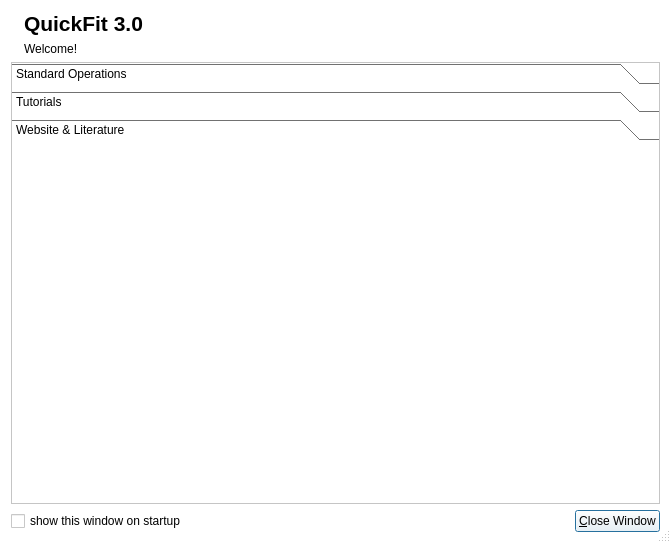
This is application/dlgwelcomescreen.ui in jkriege2/QuickFit3 as Qt 5 draws it before an edit. The edited form follows.
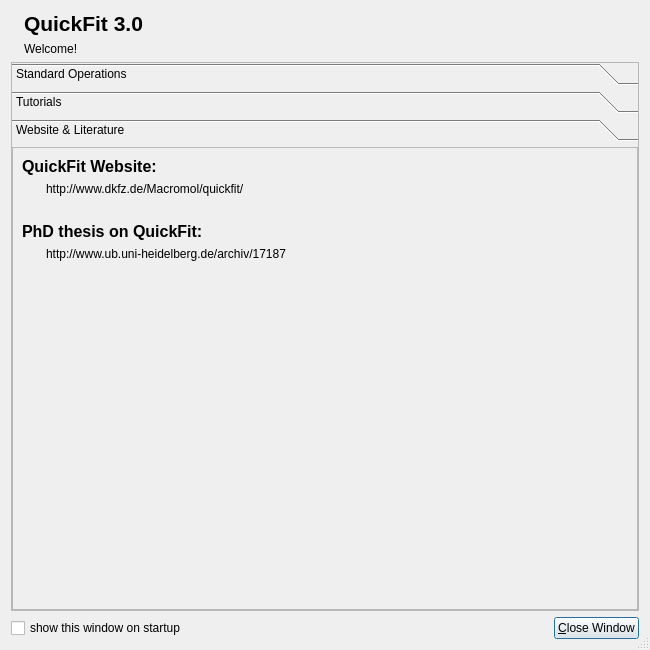
This is the edited form. The open tabs and pages were chosen to show the change. Icons and pictures are not drawn. Custom widgets are drawn as their Qt base class.

```diff
--- a/application/dlgwelcomescreen.ui
+++ b/application/dlgwelcomescreen.ui
@@ -9,425 +9,10 @@
    <rect>
     <x>0</x>
     <y>0</y>
-    <width>671</width>
-    <height>543</height>
+    <width>650</width>
+    <height>650</height>
    </rect>
   </property>
-  <property name="palette">
-   <palette>
-    <active>
-     <colorrole role="WindowText">
-      <brush brushstyle="SolidPattern">
-       <color alpha="255">
-        <red>0</red>
-        <green>0</green>
-        <blue>0</blue>
-       </color>
-      </brush>
-     </colorrole>
-     <colorrole role="Button">
-      <brush brushstyle="SolidPattern">
-       <color alpha="255">
-        <red>255</red>
-        <green>255</green>
-        <blue>255</blue>
-       </color>
-      </brush>
-     </colorrole>
-     <colorrole role="Light">
-      <brush brushstyle="SolidPattern">
-       <color alpha="255">
-        <red>255</red>
-        <green>255</green>
-        <blue>255</blue>
-       </color>
-      </brush>
-     </colorrole>
-     <colorrole role="Midlight">
-      <brush brushstyle="SolidPattern">
-       <color alpha="255">
-        <red>255</red>
-        <green>255</green>
-        <blue>255</blue>
-       </color>
-      </brush>
-     </colorrole>
-     <colorrole role="Dark">
-      <brush brushstyle="SolidPattern">
-       <color alpha="255">
-        <red>127</red>
-        <green>127</green>
-        <blue>127</blue>
-       </color>
-      </brush>
-     </colorrole>
-     <colorrole role="Mid">
-      <brush brushstyle="SolidPattern">
-       <color alpha="255">
-        <red>170</red>
-        <green>170</green>
-        <blue>170</blue>
-       </color>
-      </brush>
-     </colorrole>
-     <colorrole role="Text">
-      <brush brushstyle="SolidPattern">
-       <color alpha="255">
-        <red>0</red>
-        <green>0</green>
-        <blue>0</blue>
-       </color>
-      </brush>
-     </colorrole>
-     <colorrole role="BrightText">
-      <brush brushstyle="SolidPattern">
-       <color alpha="255">
-        <red>255</red>
-        <green>255</green>
-        <blue>255</blue>
-       </color>
-      </brush>
-     </colorrole>
-     <colorrole role="ButtonText">
-      <brush brushstyle="SolidPattern">
-       <color alpha="255">
-        <red>0</red>
-        <green>0</green>
-        <blue>0</blue>
-       </color>
-      </brush>
-     </colorrole>
-     <colorrole role="Base">
-      <brush brushstyle="SolidPattern">
-       <color alpha="255">
-        <red>255</red>
-        <green>255</green>
-        <blue>255</blue>
-       </color>
-      </brush>
-     </colorrole>
-     <colorrole role="Window">
-      <brush brushstyle="SolidPattern">
-       <color alpha="255">
-        <red>255</red>
-        <green>255</green>
-        <blue>255</blue>
-       </color>
-      </brush>
-     </colorrole>
-     <colorrole role="Shadow">
-      <brush brushstyle="SolidPattern">
-       <color alpha="255">
-        <red>0</red>
-        <green>0</green>
-        <blue>0</blue>
-       </color>
-      </brush>
-     </colorrole>
-     <colorrole role="AlternateBase">
-      <brush brushstyle="SolidPattern">
-       <color alpha="255">
-        <red>255</red>
-        <green>255</green>
-        <blue>255</blue>
-       </color>
-      </brush>
-     </colorrole>
-     <colorrole role="ToolTipBase">
-      <brush brushstyle="SolidPattern">
-       <color alpha="255">
-        <red>255</red>
-        <green>255</green>
-        <blue>220</blue>
-       </color>
-      </brush>
-     </colorrole>
-     <colorrole role="ToolTipText">
-      <brush brushstyle="SolidPattern">
-       <color alpha="255">
-        <red>0</red>
-        <green>0</green>
-        <blue>0</blue>
-       </color>
-      </brush>
-     </colorrole>
-    </active>
-    <inactive>
-     <colorrole role="WindowText">
-      <brush brushstyle="SolidPattern">
-       <color alpha="255">
-        <red>0</red>
-        <green>0</green>
-        <blue>0</blue>
-       </color>
-      </brush>
-     </colorrole>
-     <colorrole role="Button">
-      <brush brushstyle="SolidPattern">
-       <color alpha="255">
-        <red>255</red>
-        <green>255</green>
-        <blue>255</blue>
-       </color>
-      </brush>
-     </colorrole>
-     <colorrole role="Light">
-      <brush brushstyle="SolidPattern">
-       <color alpha="255">
-        <red>255</red>
-        <green>255</green>
-        <blue>255</blue>
-       </color>
-      </brush>
-     </colorrole>
-     <colorrole role="Midlight">
-      <brush brushstyle="SolidPattern">
-       <color alpha="255">
-        <red>255</red>
-        <green>255</green>
-        <blue>255</blue>
-       </color>
-      </brush>
-     </colorrole>
-     <colorrole role="Dark">
-      <brush brushstyle="SolidPattern">
-       <color alpha="255">
-        <red>127</red>
-        <green>127</green>
-        <blue>127</blue>
-       </color>
-      </brush>
-     </colorrole>
-     <colorrole role="Mid">
-      <brush brushstyle="SolidPattern">
-       <color alpha="255">
-        <red>170</red>
-        <green>170</green>
-        <blue>170</blue>
-       </color>
-      </brush>
-     </colorrole>
-     <colorrole role="Text">
-      <brush brushstyle="SolidPattern">
-       <color alpha="255">
-        <red>0</red>
-        <green>0</green>
-        <blue>0</blue>
-       </color>
-      </brush>
-     </colorrole>
-     <colorrole role="BrightText">
-      <brush brushstyle="SolidPattern">
-       <color alpha="255">
-        <red>255</red>
-        <green>255</green>
-        <blue>255</blue>
-       </color>
-      </brush>
-     </colorrole>
-     <colorrole role="ButtonText">
-      <brush brushstyle="SolidPattern">
-       <color alpha="255">
-        <red>0</red>
-        <green>0</green>
-        <blue>0</blue>
-       </color>
-      </brush>
-     </colorrole>
-     <colorrole role="Base">
-      <brush brushstyle="SolidPattern">
-       <color alpha="255">
-        <red>255</red>
-        <green>255</green>
-        <blue>255</blue>
-       </color>
-      </brush>
-     </colorrole>
-     <colorrole role="Window">
-      <brush brushstyle="SolidPattern">
-       <color alpha="255">
-        <red>255</red>
-        <green>255</green>
-        <blue>255</blue>
-       </color>
-      </brush>
-     </colorrole>
-     <colorrole role="Shadow">
-      <brush brushstyle="SolidPattern">
-       <color alpha="255">
-        <red>0</red>
-        <green>0</green>
-        <blue>0</blue>
-       </color>
-      </brush>
-     </colorrole>
-     <colorrole role="AlternateBase">
-      <brush brushstyle="SolidPattern">
-       <color alpha="255">
-        <red>255</red>
-        <green>255</green>
-        <blue>255</blue>
-       </color>
-      </brush>
-     </colorrole>
-     <colorrole role="ToolTipBase">
-      <brush brushstyle="SolidPattern">
-       <color alpha="255">
-        <red>255</red>
-        <green>255</green>
-        <blue>220</blue>
-       </color>
-      </brush>
-     </colorrole>
-     <colorrole role="ToolTipText">
-      <brush brushstyle="SolidPattern">
-       <color alpha="255">
-        <red>0</red>
-        <green>0</green>
-        <blue>0</blue>
-       </color>
-      </brush>
-     </colorrole>
-    </inactive>
-    <disabled>
-     <colorrole role="WindowText">
-      <brush brushstyle="SolidPattern">
-       <color alpha="255">
-        <red>127</red>
-        <green>127</green>
-        <blue>127</blue>
-       </color>
-      </brush>
-     </colorrole>
-     <colorrole role="Button">
-      <brush brushstyle="SolidPattern">
-       <color alpha="255">
-        <red>255</red>
-        <green>255</green>
-        <blue>255</blue>
-       </color>
-      </brush>
-     </colorrole>
-     <colorrole role="Light">
-      <brush brushstyle="SolidPattern">
-       <color alpha="255">
-        <red>255</red>
-        <green>255</green>
-        <blue>255</blue>
-       </color>
-      </brush>
-     </colorrole>
-     <colorrole role="Midlight">
-      <brush brushstyle="SolidPattern">
-       <color alpha="255">
-        <red>255</red>
-        <green>255</green>
-        <blue>255</blue>
-       </color>
-      </brush>
-     </colorrole>
-     <colorrole role="Dark">
-      <brush brushstyle="SolidPattern">
-       <color alpha="255">
-        <red>127</red>
-        <green>127</green>
-        <blue>127</blue>
-       </color>
-      </brush>
-     </colorrole>
-     <colorrole role="Mid">
-      <brush brushstyle="SolidPattern">
-       <color alpha="255">
-        <red>170</red>
-        <green>170</green>
-        <blue>170</blue>
-       </color>
-      </brush>
-     </colorrole>
-     <colorrole role="Text">
-      <brush brushstyle="SolidPattern">
-       <color alpha="255">
-        <red>127</red>
-        <green>127</green>
-        <blue>127</blue>
-       </color>
-      </brush>
-     </colorrole>
-     <colorrole role="BrightText">
-      <brush brushstyle="SolidPattern">
-       <color alpha="255">
-        <red>255</red>
-        <green>255</green>
-        <blue>255</blue>
-       </color>
-      </brush>
-     </colorrole>
-     <colorrole role="ButtonText">
-      <brush brushstyle="SolidPattern">
-       <color alpha="255">
-        <red>127</red>
-        <green>127</green>
-        <blue>127</blue>
-       </color>
-      </brush>
-     </colorrole>
-     <colorrole role="Base">
-      <brush brushstyle="SolidPattern">
-       <color alpha="255">
-        <red>255</red>
-        <green>255</green>
-        <blue>255</blue>
-       </color>
-      </brush>
-     </colorrole>
-     <colorrole role="Window">
-      <brush brushstyle="SolidPattern">
-       <color alpha="255">
-        <red>255</red>
-        <green>255</green>
-        <blue>255</blue>
-       </color>
-      </brush>
-     </colorrole>
-     <colorrole role="Shadow">
-      <brush brushstyle="SolidPattern">
-       <color alpha="255">
-        <red>0</red>
-        <green>0</green>
-        <blue>0</blue>
-       </color>
-      </brush>
-     </colorrole>
-     <colorrole role="AlternateBase">
-      <brush brushstyle="SolidPattern">
-       <color alpha="255">
-        <red>255</red>
-        <green>255</green>
-        <blue>255</blue>
-       </color>
-      </brush>
-     </colorrole>
-     <colorrole role="ToolTipBase">
-      <brush brushstyle="SolidPattern">
-       <color alpha="255">
-        <red>255</red>
-        <green>255</green>
-        <blue>220</blue>
-       </color>
-      </brush>
-     </colorrole>
-     <colorrole role="ToolTipText">
-      <brush brushstyle="SolidPattern">
-       <color alpha="255">
-        <red>0</red>
-        <green>0</green>
-        <blue>0</blue>
-       </color>
-      </brush>
-     </colorrole>
-    </disabled>
-   </palette>
-  </property>
   <property name="windowTitle">
    <string>Welcome to QuickFit 3.0</string>
   </property>
@@ -441,8 +26,8 @@
   <property name="modal">
    <bool>true</bool>
   </property>
-  <layout class="QVBoxLayout" name="verticalLayout">
-   <item>
+  <layout class="QGridLayout" name="gridLayout_2">
+   <item row="0" column="0">
     <layout class="QGridLayout" name="gridLayout" columnstretch="0,1">
      <item row="0" column="0" rowspan="2">
       <widget class="QLabel" name="label">
@@ -477,7 +62,7 @@
      </item>
     </layout>
    </item>
-   <item>
+   <item row="1" column="0">
     <widget class="QToolBox" name="toolBox">
      <property name="frameShape">
       <enum>QFrame::StyledPanel</enum>
@@ -520,6 +105,14 @@
       </attribute>
      </widget>
      <widget class="QWidget" name="page_3">
+      <property name="geometry">
+       <rect>
+        <x>0</x>
+        <y>0</y>
+        <width>630</width>
+        <height>452</height>
+       </rect>
+      </property>
       <attribute name="icon">
        <iconset resource="../lib/lib.qrc">
         <normaloff>:/lib/help/autolinkweb.png</normaloff>:/lib/help/autolinkweb.png</iconset>
@@ -527,10 +120,125 @@
       <attribute name="label">
        <string>Website &amp;&amp; Literature</string>
       </attribute>
+      <layout class="QVBoxLayout" name="verticalLayout_2">
+       <property name="leftMargin">
+        <number>0</number>
+       </property>
+       <property name="topMargin">
+        <number>0</number>
+       </property>
+       <property name="rightMargin">
+        <number>0</number>
+       </property>
+       <property name="bottomMargin">
+        <number>0</number>
+       </property>
+       <item>
+        <widget class="QFrame" name="frame">
+         <property name="frameShape">
+          <enum>QFrame::StyledPanel</enum>
+         </property>
+         <property name="frameShadow">
+          <enum>QFrame::Sunken</enum>
+         </property>
+         <layout class="QVBoxLayout" name="verticalLayout">
+          <item>
+           <widget class="QLabel" name="label_5">
+            <property name="font">
+             <font>
+              <pointsize>12</pointsize>
+              <weight>75</weight>
+              <bold>true</bold>
+             </font>
+            </property>
+            <property name="text">
+             <string>QuickFit Website:</string>
+            </property>
+           </widget>
+          </item>
+          <item>
+           <widget class="QFEnhancedLabel" name="labWebsite">
+            <property name="cursor">
+             <cursorShape>PointingHandCursor</cursorShape>
+            </property>
+            <property name="text">
+             <string>http://www.dkfz.de/Macromol/quickfit/</string>
+            </property>
+            <property name="indent">
+             <number>24</number>
+            </property>
+            <property name="textInteractionFlags">
+             <set>Qt::LinksAccessibleByMouse|Qt::TextSelectableByMouse</set>
+            </property>
+           </widget>
+          </item>
+          <item>
+           <spacer name="verticalSpacer_2">
+            <property name="orientation">
+             <enum>Qt::Vertical</enum>
+            </property>
+            <property name="sizeType">
+             <enum>QSizePolicy::Fixed</enum>
+            </property>
+            <property name="sizeHint" stdset="0">
+             <size>
+              <width>20</width>
+              <height>20</height>
+             </size>
+            </property>
+           </spacer>
+          </item>
+          <item>
+           <widget class="QLabel" name="label_6">
+            <property name="font">
+             <font>
+              <pointsize>12</pointsize>
+              <weight>75</weight>
+              <bold>true</bold>
+             </font>
+            </property>
+            <property name="text">
+             <string>PhD thesis on QuickFit:</string>
+            </property>
+           </widget>
+          </item>
+          <item>
+           <widget class="QFEnhancedLabel" name="labThesis">
+            <property name="cursor">
+             <cursorShape>PointingHandCursor</cursorShape>
+            </property>
+            <property name="text">
+             <string>http://www.ub.uni-heidelberg.de/archiv/17187</string>
+            </property>
+            <property name="indent">
+             <number>24</number>
+            </property>
+            <property name="textInteractionFlags">
+             <set>Qt::LinksAccessibleByMouse|Qt::TextSelectableByMouse</set>
+            </property>
+           </widget>
+          </item>
+          <item>
+           <spacer name="verticalSpacer">
+            <property name="orientation">
+             <enum>Qt::Vertical</enum>
+            </property>
+            <property name="sizeHint" stdset="0">
+             <size>
+              <width>20</width>
+              <height>40</height>
+             </size>
+            </property>
+           </spacer>
+          </item>
+         </layout>
+        </widget>
+       </item>
+      </layout>
      </widget>
     </widget>
    </item>
-   <item>
+   <item row="2" column="0">
     <layout class="QHBoxLayout" name="horizontalLayout">
      <item>
       <widget class="QCheckBox" name="chkShow">
@@ -567,6 +275,13 @@
    </item>
   </layout>
  </widget>
+ <customwidgets>
+  <customwidget>
+   <class>QFEnhancedLabel</class>
+   <extends>QLabel</extends>
+   <header>qfenhancedlabel.h</header>
+  </customwidget>
+ </customwidgets>
  <resources>
   <include location="quickfit3.qrc"/>
   <include location="../lib/lib.qrc"/>
```
Left out of the diff: 127 changed lines with no effect on the pictures.
